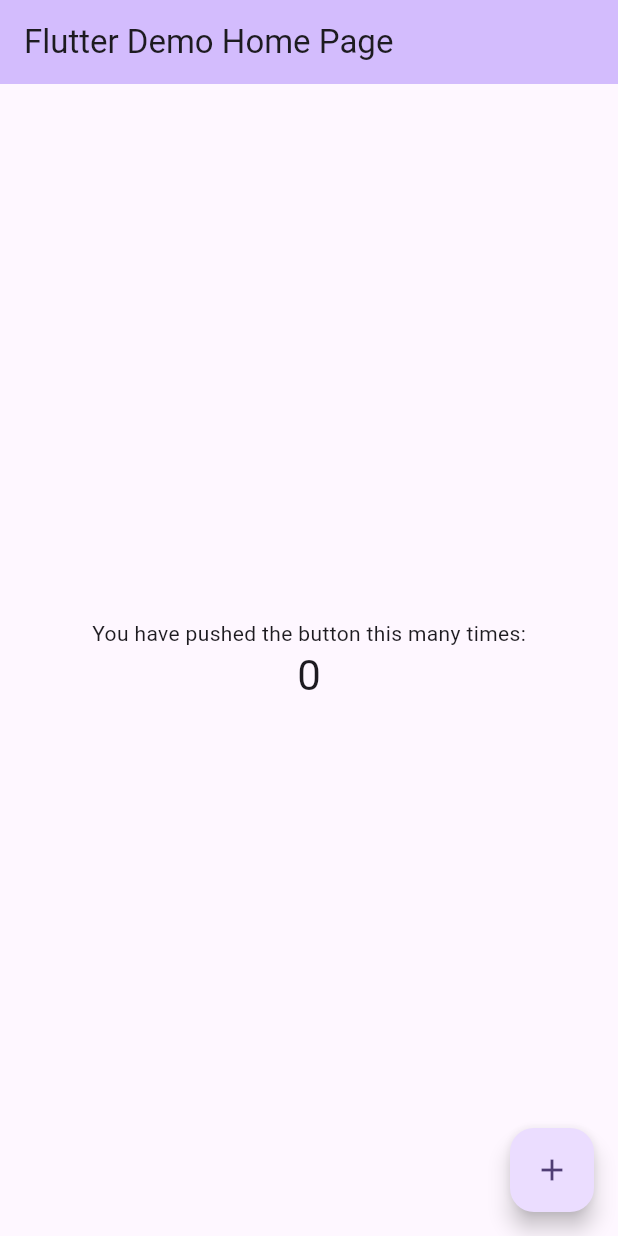
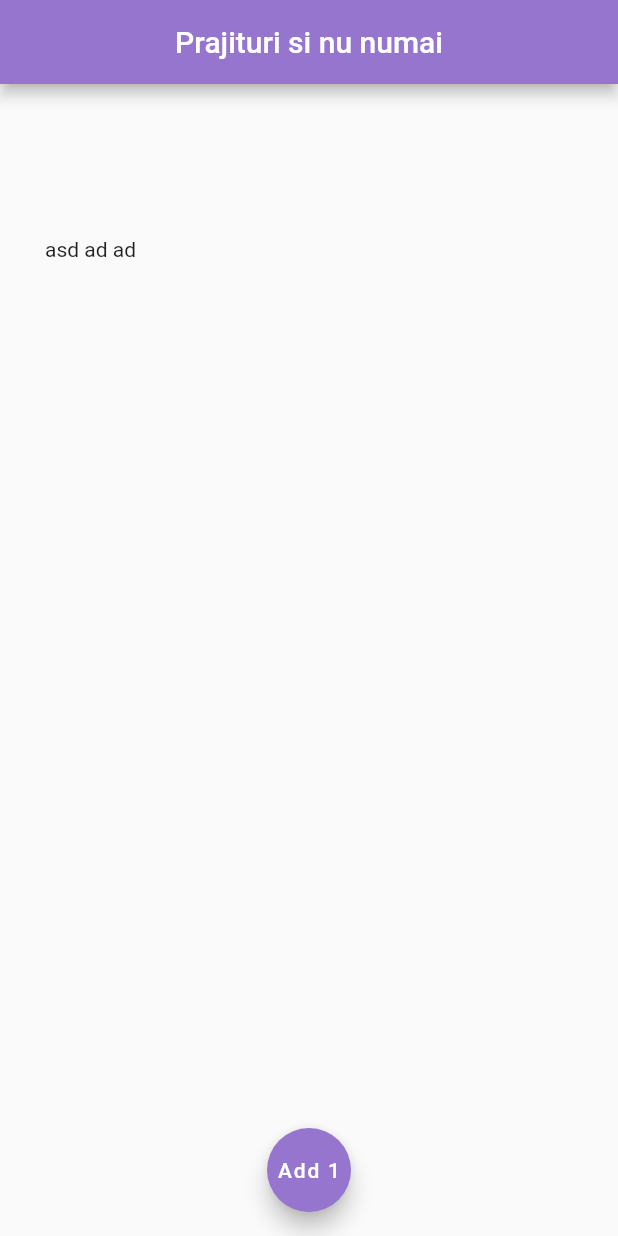
Before and after one commit to An-ThRaX/cake_app, a Flutter app: the screen it shows after launch, on a phone screen of 412 x 824 dp. Run offline on Flutter 3.47's test engine with Material 2 defaults, Android fonts, the phone set to English and light mode, and no system bars.

Commit message:
'some work on this'

```diff
--- a/lib/main.dart
+++ b/lib/main.dart
@@ -1,125 +1,30 @@
 import 'package:flutter/material.dart';
 
-void main() {
-  runApp(const MyApp());
-}
+void main() => runApp(const MaterialApp(
+      home: Home(),
+    ));
 
-class MyApp extends StatelessWidget {
-  const MyApp({super.key});
+class Home extends StatelessWidget {
+  const Home({super.key});
 
-  // This widget is the root of your application.
   @override
   Widget build(BuildContext context) {
-    return MaterialApp(
-      title: 'Flutter Demo',
-      theme: ThemeData(
-        // This is the theme of your application.
-        //
-        // TRY THIS: Try running your application with "flutter run". You'll see
-        // the application has a blue toolbar. Then, without quitting the app,
-        // try changing the seedColor in the colorScheme below to Colors.green
-        // and then invoke "hot reload" (save your changes or press the "hot
-        // reload" button in a Flutter-supported IDE, or press "r" if you used
-        // the command line to start the app).
-        //
-        // Notice that the counter didn't reset back to zero; the application
-        // state is not lost during the reload. To reset the state, use hot
-        // restart instead.
-        //
-        // This works for code too, not just values: Most code changes can be
-        // tested with just a hot reload.
-        colorScheme: ColorScheme.fromSeed(seedColor: Colors.deepPurple),
-        useMaterial3: true,
+    return Scaffold(
+      appBar: AppBar(
+        title: const Text('Prajituri si nu numai'),
+        centerTitle: true,
+        backgroundColor: Colors.deepPurple[300],
       ),
-      home: const MyHomePage(title: 'Flutter Demo Home Page'),
+      body: const Padding(
+        padding: EdgeInsets.symmetric(horizontal: 30, vertical: 102),
+        child: Text('asd ad ad '),
+      ),
+      floatingActionButton: FloatingActionButton(
+        onPressed: () {},
+        backgroundColor: Colors.deepPurple[300],
+        child: const Text('Add 1'),
+      ),
+      floatingActionButtonLocation: FloatingActionButtonLocation.centerFloat,
     );
   }
 }
-
-class MyHomePage extends StatefulWidget {
-  const MyHomePage({super.key, required this.title});
-
-  // This widget is the home page of your application. It is stateful, meaning
-  // that it has a State object (defined below) that contains fields that affect
-  // how it looks.
-
-  // This class is the configuration for the state. It holds the values (in this
-  // case the title) provided by the parent (in this case the App widget) and
-  // used by the build method of the State. Fields in a Widget subclass are
-  // always marked "final".
-
-  final String title;
-
-  @override
-  State<MyHomePage> createState() => _MyHomePageState();
-}
-
-class _MyHomePageState extends State<MyHomePage> {
-  int _counter = 0;
-
-  void _incrementCounter() {
-    setState(() {
-      // This call to setState tells the Flutter framework that something has
-      // changed in this State, which causes it to rerun the build method below
-      // so that the display can reflect the updated values. If we changed
-      // _counter without calling setState(), then the build method would not be
-      // called again, and so nothing would appear to happen.
-      _counter++;
-    });
-  }
-
-  @override
-  Widget build(BuildContext context) {
-    // This method is rerun every time setState is called, for instance as done
-    // by the _incrementCounter method above.
-    //
-    // The Flutter framework has been optimized to make rerunning build methods
-    // fast, so that you can just rebuild anything that needs updating rather
-    // than having to individually change instances of widgets.
-    return Scaffold(
-      appBar: AppBar(
-        // TRY THIS: Try changing the color here to a specific color (to
-        // Colors.amber, perhaps?) and trigger a hot reload to see the AppBar
-        // change color while the other colors stay the same.
-        backgroundColor: Theme.of(context).colorScheme.inversePrimary,
-        // Here we take the value from the MyHomePage object that was created by
-        // the App.build method, and use it to set our appbar title.
-        title: Text(widget.title),
-      ),
-      body: Center(
-        // Center is a layout widget. It takes a single child and positions it
-        // in the middle of the parent.
-        child: Column(
-          // Column is also a layout widget. It takes a list of children and
-          // arranges them vertically. By default, it sizes itself to fit its
-          // children horizontally, and tries to be as tall as its parent.
-          //
-          // Column has various properties to control how it sizes itself and
-          // how it positions its children. Here we use mainAxisAlignment to
-          // center the children vertically; the main axis here is the vertical
-          // axis because Columns are vertical (the cross axis would be
-          // horizontal).
-          //
-          // TRY THIS: Invoke "debug painting" (choose the "Toggle Debug Paint"
-          // action in the IDE, or press "p" in the console), to see the
-          // wireframe for each widget.
-          mainAxisAlignment: MainAxisAlignment.center,
-          children: <Widget>[
-            const Text(
-              'You have pushed the button this many times:',
-            ),
-            Text(
-              '$_counter',
-              style: Theme.of(context).textTheme.headlineMedium,
-            ),
-          ],
-        ),
-      ),
-      floatingActionButton: FloatingActionButton(
-        onPressed: _incrementCounter,
-        tooltip: 'Increment',
-        child: const Icon(Icons.add),
-      ), // This trailing comma makes auto-formatting nicer for build methods.
-    );
-  }
-}
```
Also changed, not shown: lib/some_classes.dart (added, +40 -0 lines), pubspec.yaml (+5 -11 lines), fonts/IndieFlower-Regular.ttf (added), 1 other file.
